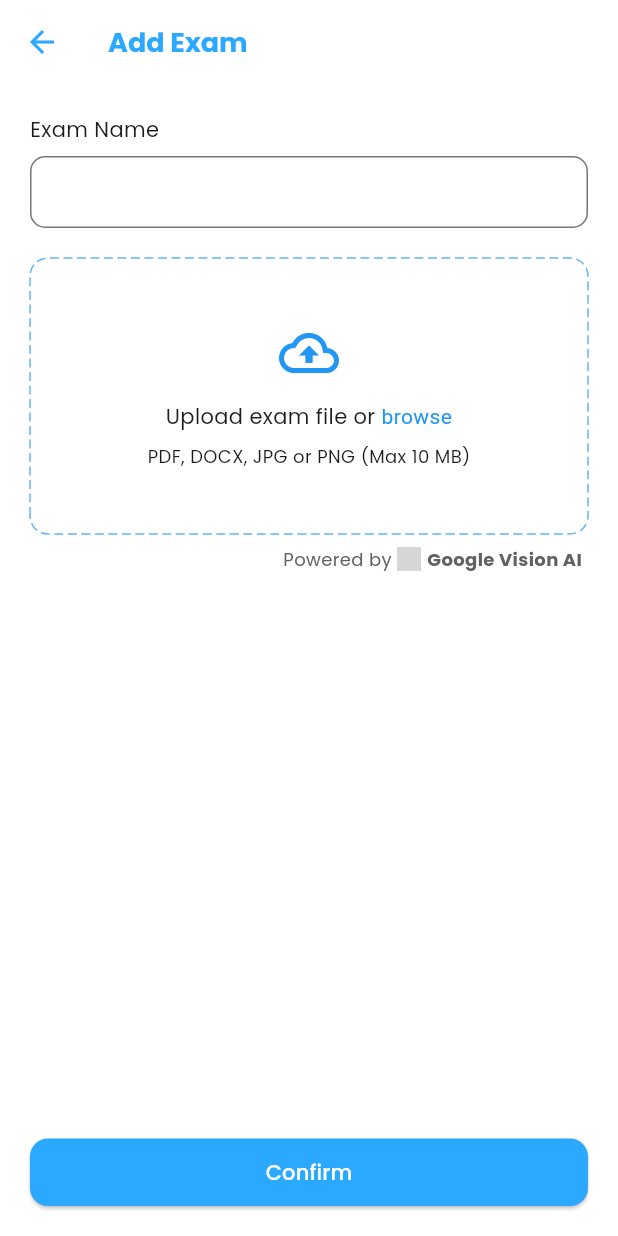
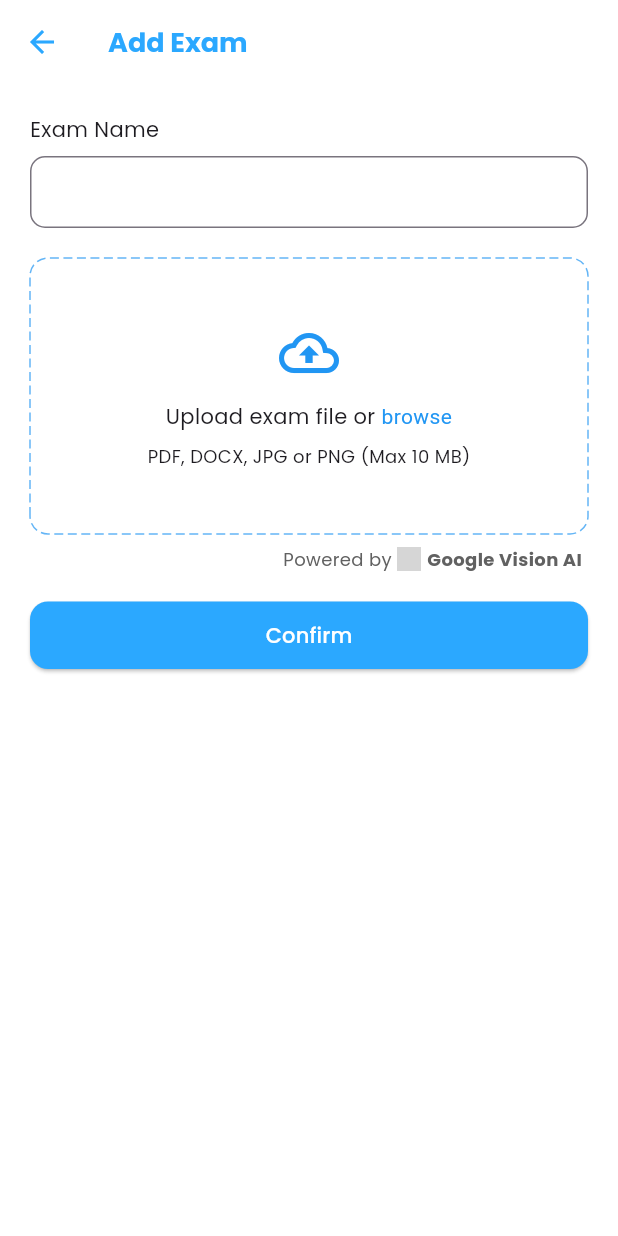
Before and after one commit to AzrulHafiz3099/GradingBot, a Flutter app: the AddExamPage screen opened directly with empty values, on a phone screen of 412 x 824 dp. Run offline on Flutter 3.47's test engine with Material 3 defaults, Android fonts, the phone set to English and light mode, and no system bars; drawn by our look-alikes of dotted_border; our stand-ins replace file_picker, flutter_secure_storage, font_awesome_flutter, image_picker, local_auth, pdf and 4 more; missing offline and left inert: mongo_dart; accounts and stored records are empty; network calls fail; grey boxes are pictures that could not be loaded.

Commit message:
commit working validation add exam

```diff
--- a/lib/ExamPage/ExamPage.dart
+++ b/lib/ExamPage/ExamPage.dart
@@ -151,6 +151,12 @@ class _AddExamPageState extends State<AddExamPage> {
   }
 
   Future<void> _pickExamFile() async {
+    // Validate exam name before allowing file selection
+    if (_examNameController.text.trim().isEmpty) {
+      _showSnackBar('Please enter exam name first');
+      return;
+    }
+
     final result = await FilePicker.platform.pickFiles(
       type: FileType.custom,
       allowedExtensions: ['pdf', 'docx', 'jpg', 'png'],
@@ -215,9 +221,10 @@ class _AddExamPageState extends State<AddExamPage> {
         padding: const EdgeInsets.all(20),
         child: Form(
           key: _formKey,
-          child: Column(
-            crossAxisAlignment: CrossAxisAlignment.start,
-            children: [
+          child: SingleChildScrollView(
+            child: Column(
+              crossAxisAlignment: CrossAxisAlignment.start,
+              children: [
               const Text('Exam Name'),
               const SizedBox(height: 8),
               TextFormField(
@@ -418,7 +425,7 @@ class _AddExamPageState extends State<AddExamPage> {
                     style: const TextStyle(color: Colors.red),
                   ),
                 ),
-              const Spacer(),
+              const SizedBox(height: 20),
               SizedBox(
                 width: double.infinity,
                 height: 45,
@@ -451,7 +458,8 @@ class _AddExamPageState extends State<AddExamPage> {
                           ),
                 ),
               ),
-            ],
+              ],
+            ),
           ),
         ),
       ),
```
